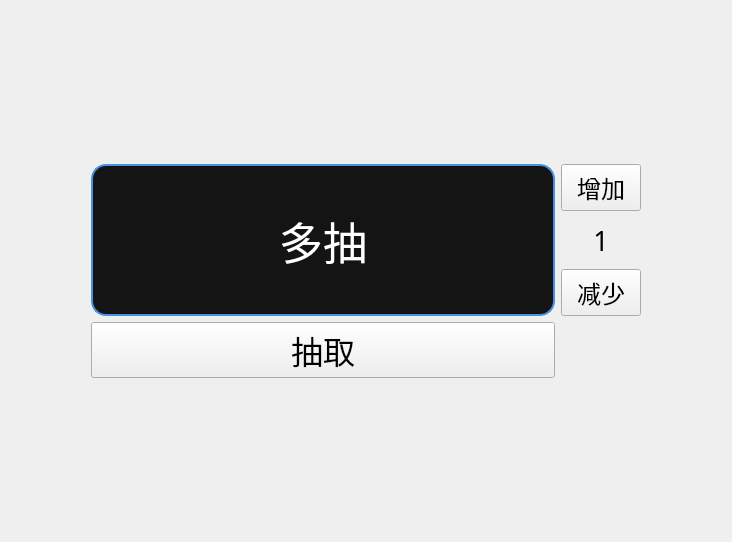
Qt form ui/WidgetMulti.ui (HQZ-OhNone/randname) before a commit.
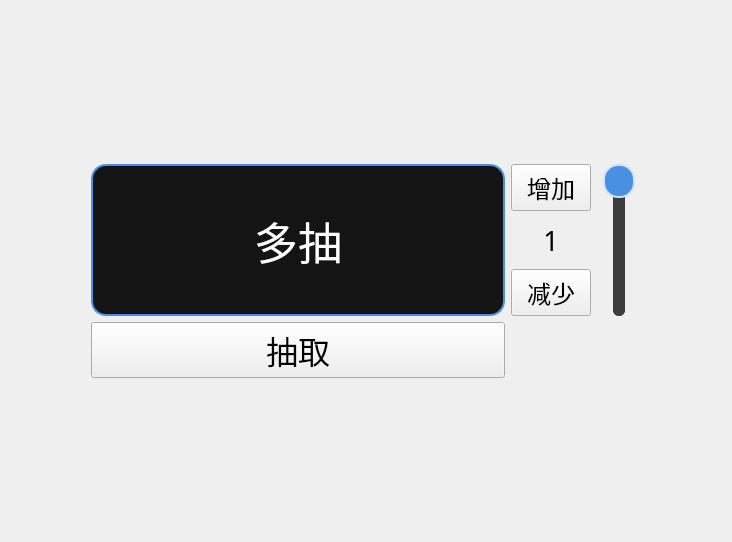
The same form after that commit.

```diff
--- a/ui/WidgetMulti.ui
+++ b/ui/WidgetMulti.ui
@@ -196,6 +196,70 @@
     </spacer>
    </item>
    <item row="1" column="3">
+    <widget class="QSlider" name="verticalSlider_MultiQuantity">
+     <property name="minimumSize">
+      <size>
+       <width>44</width>
+       <height>0</height>
+      </size>
+     </property>
+     <property name="maximumSize">
+      <size>
+       <width>56</width>
+       <height>16777215</height>
+      </size>
+     </property>
+     <property name="sizePolicy">
+      <sizepolicy hsizetype="Fixed" vsizetype="Expanding">
+       <horstretch>0</horstretch>
+       <verstretch>0</verstretch>
+      </sizepolicy>
+     </property>
+     <property name="styleSheet">
+      <string notr="true">QSlider::groove:vertical {
+    background: rgba(60, 60, 60, 255);
+    width: 12px;
+    border-radius: 6px;
+}
+QSlider::sub-page:vertical {
+    background: #4A90E2;
+    border-radius: 6px;
+}
+QSlider::add-page:vertical {
+    background: rgba(60, 60, 60, 255);
+    border-radius: 6px;
+}
+QSlider::handle:vertical {
+    background: #4A90E2;
+    border: 2px solid #D0E4FF;
+    height: 30px;
+    width: 30px;
+    margin: 0 -10px;
+    border-radius: 15px;
+}
+</string>
+     </property>
+     <property name="minimum">
+      <number>1</number>
+     </property>
+     <property name="maximum">
+      <number>1</number>
+     </property>
+     <property name="singleStep">
+      <number>1</number>
+     </property>
+     <property name="pageStep">
+      <number>1</number>
+     </property>
+     <property name="value">
+      <number>1</number>
+     </property>
+     <property name="orientation">
+      <enum>Qt::Orientation::Vertical</enum>
+     </property>
+    </widget>
+   </item>
+   <item row="1" column="4">
     <spacer name="horizontalSpacer_2">
      <property name="orientation">
       <enum>Qt::Orientation::Horizontal</enum>
```
